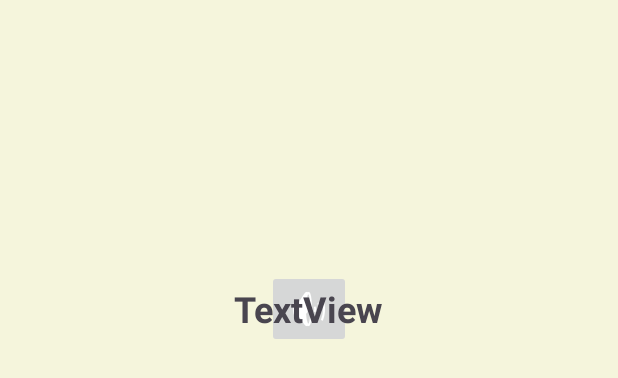
After one commit to CeVague/AnkiQuiz, an Android app: the layout fragment_game_scrabble.xml on its own in the app's theme, with its tools: preview values and no code run, on a phone screen of 412 x 824 dp. The commit adds this screen. Shown: the top 378 px of the screen. Run offline under Robolectric (Android 15) with nearby library versions, the phone set to English and light mode, and no system bars.

Commit message:
Ajout du type scrabble

```diff
--- /dev/null
+++ b/app/src/main/res/layout/fragment_game_scrabble.xml
@@ -0,0 +1,74 @@
+<?xml version="1.0" encoding="utf-8"?>
+<FrameLayout xmlns:android="http://schemas.android.com/apk/res/android"
+    xmlns:tools="http://schemas.android.com/tools"
+    android:layout_width="match_parent"
+    android:layout_height="match_parent"
+    tools:context=".ui.game.GameQCMFragment">
+
+    <LinearLayout
+        android:layout_width="match_parent"
+        android:layout_height="match_parent"
+        android:orientation="vertical"
+        android:weightSum="2">
+
+        <FrameLayout
+            android:layout_width="match_parent"
+            android:layout_height="match_parent"
+            android:layout_weight="1">
+
+            <ImageView
+                android:layout_gravity="center"
+                android:id="@+id/imageViewScrabbleQuestion"
+                android:layout_width="wrap_content"
+                android:layout_height="wrap_content"
+                tools:src="@tools:sample/avatars" />
+
+            <ImageButton
+                android:layout_gravity="center"
+                android:id="@+id/buttonScrabbleQuestion"
+                android:layout_width="wrap_content"
+                android:layout_height="wrap_content"
+                android:src="@android:drawable/ic_lock_silent_mode_off" />
+
+            <TextView
+                android:id="@+id/textViewScrabbleQuestion"
+                android:layout_width="wrap_content"
+                android:layout_height="wrap_content"
+                android:layout_gravity="center"
+                android:text="TextView"
+                android:textSize="24sp"
+                android:textStyle="bold" />
+
+        </FrameLayout>
+
+        <LinearLayout
+            android:layout_width="match_parent"
+            android:layout_height="match_parent"
+            android:layout_weight="1"
+            android:orientation="vertical"
+            android:gravity="center">
+
+            <TextView
+                android:id="@+id/answerTextScrabble"
+                android:layout_width="match_parent"
+                android:layout_height="wrap_content"
+                android:ems="30"
+                android:gravity="center"
+                android:textSize="24sp"
+                android:textStyle="bold" />
+
+            <GridLayout
+                android:id="@+id/gridLayoutScrabble"
+                android:layout_width="match_parent"
+                android:layout_height="match_parent"
+                android:layout_gravity="center"
+                android:alignmentMode="alignMargins"
+                android:columnCount="7"
+                android:orientation="horizontal"
+                android:rowOrderPreserved="false">
+            </GridLayout>
+
+        </LinearLayout>
+
+    </LinearLayout>
+</FrameLayout>
```
Also changed, not shown: app/src/main/java/com/cevague/ankiquiz/ui/game/GameFragment.java (+46 -7 lines), app/src/main/java/com/cevague/ankiquiz/ui/game/GameFragmentListener.java (added, +17 -0 lines), app/src/main/java/com/cevague/ankiquiz/ui/game/GameQCMFragment.java (+4 -15 lines), app/src/main/java/com/cevague/ankiquiz/ui/game/GameScrabbleFragment.java (added, +216 -0 lines).
